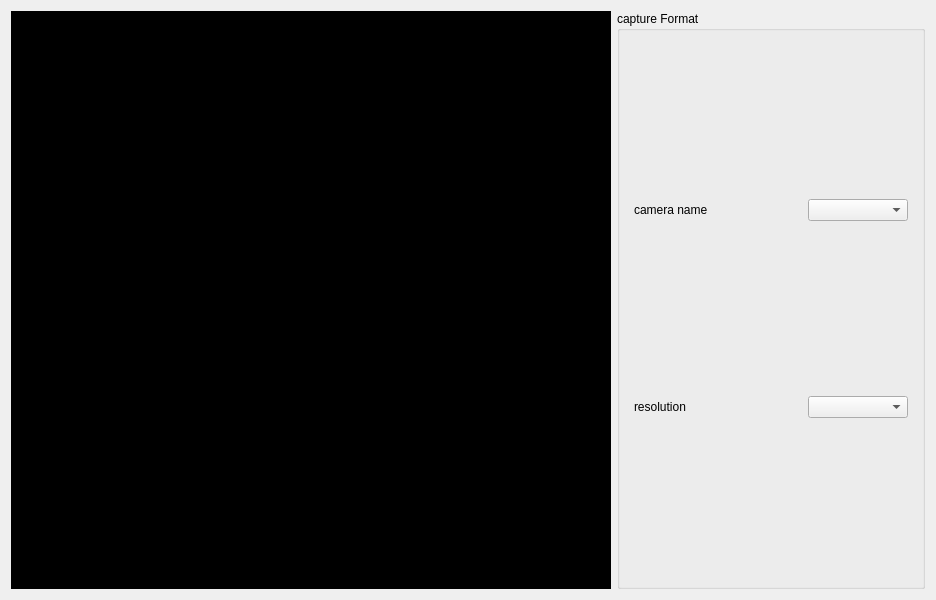
The window that widget.ui (sdbzzhaotq/v4l2_camera_demo) describes before a commit, drawn with Qt 5.
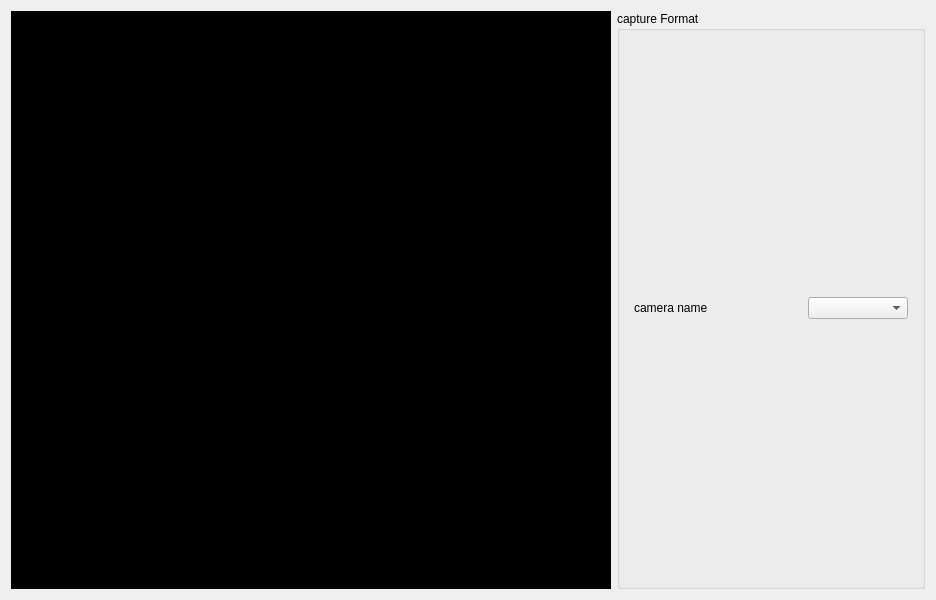
The same window after the commit.

Commit message: delete SetResolution

What changed in the file:
```diff
--- a/widget.ui
+++ b/widget.ui
@@ -89,45 +89,6 @@
           </item>
          </layout>
         </item>
-        <item>
-         <layout class="QHBoxLayout" name="horizontalLayout_4">
-          <property name="leftMargin">
-           <number>5</number>
-          </property>
-          <property name="topMargin">
-           <number>10</number>
-          </property>
-          <property name="rightMargin">
-           <number>5</number>
-          </property>
-          <property name="bottomMargin">
-           <number>10</number>
-          </property>
-          <item>
-           <widget class="QLabel" name="label_3">
-            <property name="text">
-             <string>resolution</string>
-            </property>
-           </widget>
-          </item>
-          <item>
-           <widget class="QComboBox" name="cb_resolution">
-            <property name="minimumSize">
-             <size>
-              <width>100</width>
-              <height>0</height>
-             </size>
-            </property>
-            <property name="maximumSize">
-             <size>
-              <width>100</width>
-              <height>16777215</height>
-             </size>
-            </property>
-           </widget>
-          </item>
-         </layout>
-        </item>
        </layout>
       </widget>
      </item>
```
The commit also changes 4 other files.
